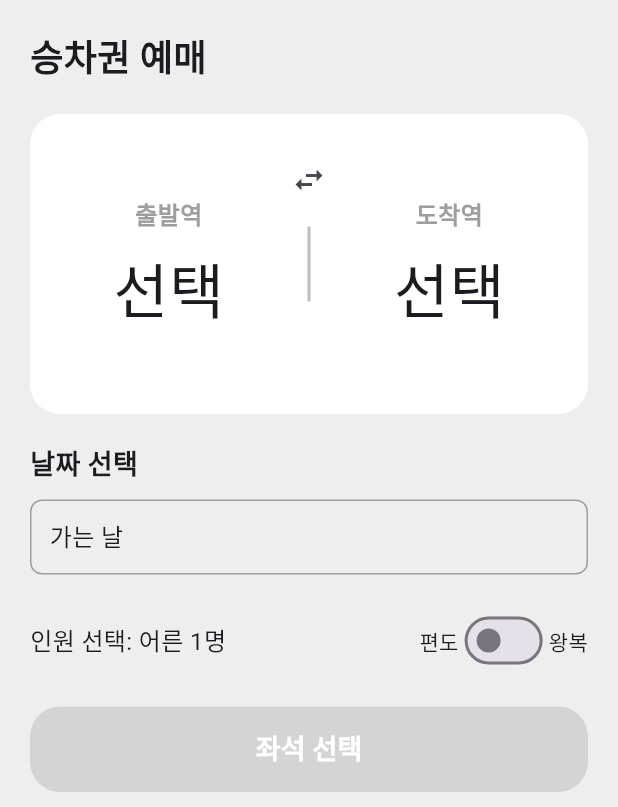
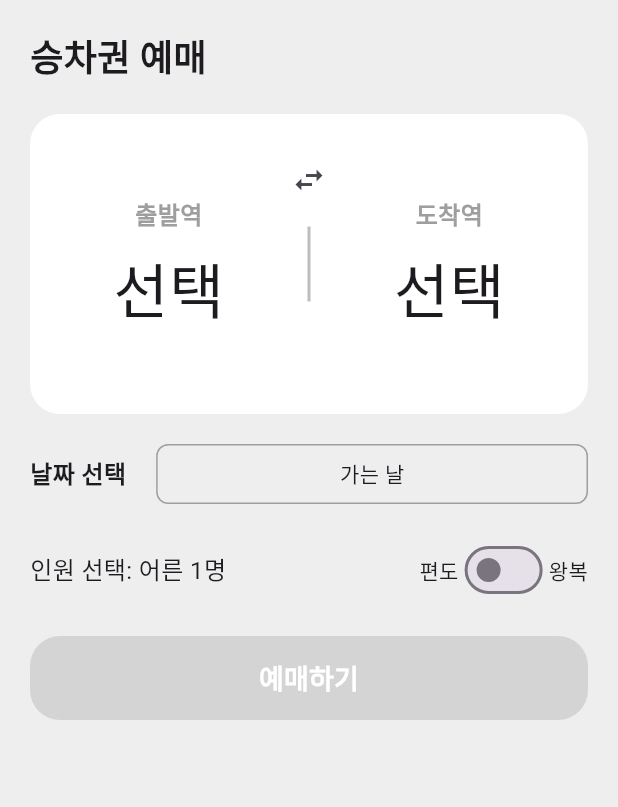
Before and after one commit to oosuhada/train_booking_app, a Flutter app: the screen it shows after launch, on a phone screen of 412 x 824 dp, the part 429-1236 px from its top. Run offline on Flutter 3.47's test engine with Material 3 defaults, Android fonts, the phone set to English and light mode, and no system bars.

Commit message:
edit _buildDateSelect

```diff
--- a/lib/home_page.dart
+++ b/lib/home_page.dart
@@ -41,10 +41,8 @@ class _HomePageState extends State<HomePage> {
                         height: 200,
                         color: Colors.grey[300],
                         child: Center(
-                          child: Image.asset(
-                            'asset/KRAIL_LOGO.jpg',
-                            fit: BoxFit.contain,
-                          ),
+                          child: Image.asset('asset/KRAIL_LOGO.jpg',
+                              fit: BoxFit.cover),
                         ),
                       ),
                       SizedBox(height: 20),
@@ -235,7 +233,7 @@ class _HomePageState extends State<HomePage> {
                           child: Padding(
                             padding: const EdgeInsets.symmetric(vertical: 15.0),
                             child: Text(
-                              '좌석 선택',
+                              '예매하기',
                               style: TextStyle(
                                 color: Colors.white,
                                 fontSize: 18,
@@ -288,15 +286,15 @@ class _HomePageState extends State<HomePage> {
   }
 
   Widget _buildDateSelector() {
-    return Column(
-      crossAxisAlignment: CrossAxisAlignment.start,
+    return Row(
       children: [
         Text(
           '날짜 선택',
-          style: TextStyle(fontSize: 18, fontWeight: FontWeight.bold),
+          style: TextStyle(fontSize: 16, fontWeight: FontWeight.bold),
         ),
-        SizedBox(height: 10),
-        Row(
+        SizedBox(width: 20),
+        Expanded(
+          child: Row(
             children: [
               Expanded(
                 child: GestureDetector(
@@ -314,16 +312,19 @@ class _HomePageState extends State<HomePage> {
                     }
                   },
                   child: Container(
-                  padding: EdgeInsets.all(12),
+                    height: 40,
+                    padding: EdgeInsets.symmetric(horizontal: 12),
                     decoration: BoxDecoration(
                       border: Border.all(color: Colors.grey),
                       borderRadius: BorderRadius.circular(8),
                     ),
+                    child: Center(
                       child: Text(
                         departureDate == null
                             ? '가는 날'
                             : DateFormat('yyyy-MM-dd').format(departureDate!),
-                    style: TextStyle(fontSize: 16),
+                        style: TextStyle(fontSize: 14),
+                      ),
                     ),
                   ),
                 ),
@@ -347,16 +348,19 @@ class _HomePageState extends State<HomePage> {
                       }
                     },
                     child: Container(
-                    padding: EdgeInsets.all(12),
+                      height: 40,
+                      padding: EdgeInsets.symmetric(horizontal: 12),
                       decoration: BoxDecoration(
                         border: Border.all(color: Colors.grey),
                         borderRadius: BorderRadius.circular(8),
                       ),
+                      child: Center(
                         child: Text(
                           returnDate == null
                               ? '오는 날'
                               : DateFormat('yyyy-MM-dd').format(returnDate!),
-                      style: TextStyle(fontSize: 16),
+                          style: TextStyle(fontSize: 14),
+                        ),
                       ),
                     ),
                   ),
@@ -364,6 +368,7 @@ class _HomePageState extends State<HomePage> {
               ],
             ],
           ),
+        ),
       ],
     );
   }
```
Lines whose indentation alone changed are shown as unchanged.
